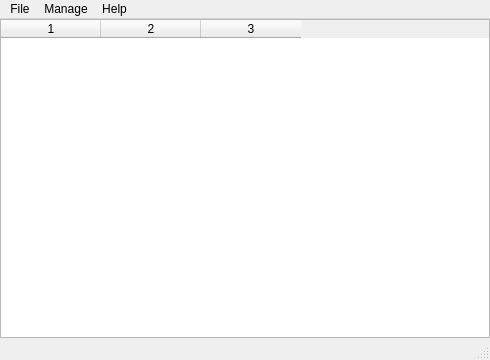
Above: mainwindow.ui from ryco117/pswdmgr before the change. Below: the same form after it.
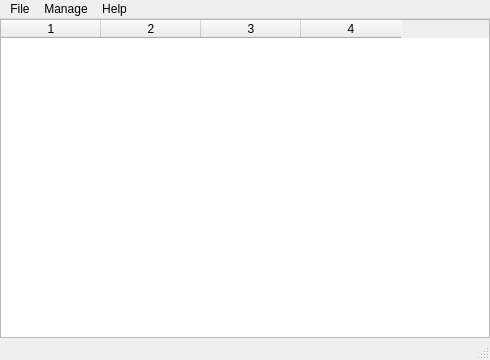
That is the form after the change.

The edit to the form file:
```diff
--- a/mainwindow.ui
+++ b/mainwindow.ui
@@ -53,6 +53,9 @@
       <property name="editTriggers">
        <set>QAbstractItemView::DoubleClicked</set>
       </property>
+      <property name="alternatingRowColors">
+       <bool>false</bool>
+      </property>
       <property name="selectionMode">
        <enum>QAbstractItemView::SingleSelection</enum>
       </property>
@@ -63,7 +66,7 @@
        <bool>false</bool>
       </property>
       <property name="columnCount">
-       <number>3</number>
+       <number>4</number>
       </property>
       <attribute name="verticalHeaderVisible">
        <bool>false</bool>
@@ -71,6 +74,7 @@
       <column/>
       <column/>
       <column/>
+      <column/>
      </widget>
     </item>
    </layout>
```
Left out of the diff: 4 changed lines with no effect on the pictures.
